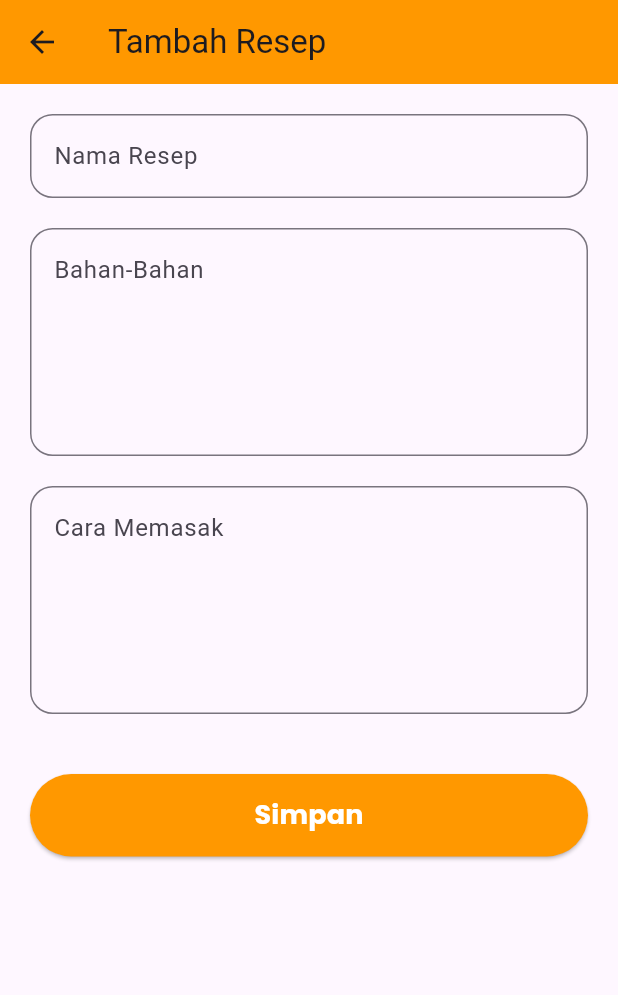
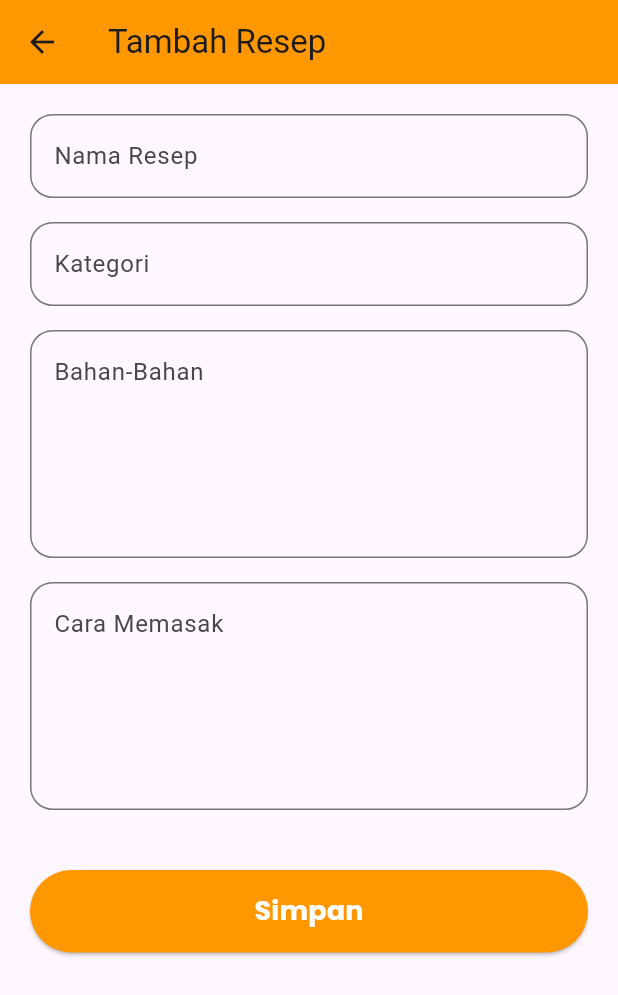
Before and after one commit to ticalsta/dailycook_flutter_PAB, a Flutter app: the HomeScreen screen opened directly, after a tap on the "add" icon, on a phone screen of 412 x 824 dp. Shown: the top 995 px of the screen. Run offline on Flutter 3.47's test engine with Material 3 defaults, Android fonts, the light colour scheme and no system bars; our stand-ins replace google_fonts, shared_preferences; accounts and stored records are empty.

Commit message:
update fitur terbaru

```diff
--- a/lib/providers/auth_provider.dart
+++ b/lib/providers/auth_provider.dart
@@ -10,8 +10,7 @@ class AuthProvider extends ChangeNotifier {
   bool isLogin = false;
 
   Future<bool> login(String email, String password) async {
-    var url = Uri.parse("${ApiService.baseUrl}login.php");
-
+    var url = Uri.parse("${ApiService.baseUrl}/login.php");
     var response = await http.post(
       url,
       body: {"email": email, "password": password},
--- a/lib/screens/add_recipe_screen.dart
+++ b/lib/screens/add_recipe_screen.dart
@@ -1,52 +1,106 @@
 import 'dart:convert';
-
 import 'package:flutter/material.dart';
 import 'package:google_fonts/google_fonts.dart';
 import 'package:http/http.dart' as http;
 
 class AddRecipeScreen extends StatefulWidget {
-  const AddRecipeScreen({super.key});
+  final Map? recipe;
+
+  const AddRecipeScreen({super.key, this.recipe});
 
   @override
   State<AddRecipeScreen> createState() => _AddRecipeScreenState();
 }
 
 class _AddRecipeScreenState extends State<AddRecipeScreen> {
-  TextEditingController titleC = TextEditingController();
+  final titleC = TextEditingController();
+  final categoryC = TextEditingController();
+  final ingredientsC = TextEditingController();
+  final stepsC = TextEditingController();
+  bool isLoading = false;
+  bool isEdit = false;
 
-  TextEditingController subtitleC = TextEditingController();
+  @override
+  void initState() {
+    super.initState();
+    if (widget.recipe != null) {
+      isEdit = true;
+      titleC.text = widget.recipe!["title"] ?? "";
+      categoryC.text = widget.recipe!["category"] ?? "";
+      ingredientsC.text = widget.recipe!["ingredients"] ?? "";
+      stepsC.text = widget.recipe!["steps"] ?? "";
+    }
+  }
 
-  TextEditingController ingredientsC = TextEditingController();
+  Future<void> saveRecipe() async {
+    if (titleC.text.isEmpty) {
+      ScaffoldMessenger.of(context).showSnackBar(
+        const SnackBar(content: Text("Nama resep wajib diisi")),
+      );
+      return;
+    }
 
-  TextEditingController stepsC = TextEditingController();
+    setState(() => isLoading = true);
 
-  Future addRecipe() async {
-    var url = Uri.parse("http://192.168.1.83/dailycook_api/add_recipe.php");
+    try {
+      var url = isEdit
+          ? Uri.parse("http://192.168.1.67/dailycook_api/edit_recipe.php")
+          : Uri.parse("http://192.168.1.67/dailycook_api/add_recipe.php");
 
-    var response = await http.post(
-      url,
-
-      body: {
+      Map<String, String> bodyData = {
         "title": titleC.text,
-        "subtitle": subtitleC.text,
+        "category": categoryC.text,
         "ingredients": ingredientsC.text,
         "steps": stepsC.text,
-      },
-    );
+      };
 
-    var data = jsonDecode(response.body);
+      if (isEdit && widget.recipe!["id"] != null) {
+        bodyData["id"] = widget.recipe!["id"].toString();
+      }
+
+      // Debug
+      print("isEdit: $isEdit");
+      print("ID dikirim: ${bodyData['id']}");
+      print("Semua data: $bodyData");
+
+      var response = await http.post(url, body: bodyData);
+
+      String responseBody = response.body;
+      int jsonStart = responseBody.indexOf('{');
+      if (jsonStart == -1) {
+        throw Exception("Response tidak valid: $responseBody");
+      }
+      responseBody = responseBody.substring(jsonStart);
+
+      var data = jsonDecode(responseBody);
 
       if (data["status"] == true) {
         ScaffoldMessenger.of(context).showSnackBar(
-        const SnackBar(content: Text("Resep berhasil ditambahkan")),
+          SnackBar(
+            content: Text(
+              isEdit ? "Resep berhasil diperbarui" : "Resep berhasil ditambahkan",
+            ),
+          ),
         );
+        Navigator.pop(context, {
+          "id": isEdit ? widget.recipe!["id"] : data["id"],
+          "title": titleC.text,
+          "category": categoryC.text,
+          "ingredients": ingredientsC.text,
+          "steps": stepsC.text,
+        });
+      } else {
+        ScaffoldMessenger.of(context).showSnackBar(
+          SnackBar(content: Text(data["message"] ?? "Gagal menyimpan resep")),
+        );
+      }
+    } catch (e) {
+      ScaffoldMessenger.of(context).showSnackBar(
+        SnackBar(content: Text("Error: $e")),
+      );
+    }
 
-      Navigator.pop(context);
-    } else {
-      ScaffoldMessenger.of(
-        context,
-      ).showSnackBar(const SnackBar(content: Text("Gagal tambah resep")));
-    }
+    setState(() => isLoading = false);
   }
 
   @override
@@ -54,44 +108,33 @@ class _AddRecipeScreenState extends State<AddRecipeScreen> {
     return Scaffold(
       appBar: AppBar(
         backgroundColor: Colors.orange,
-        title: const Text("Tambah Resep"),
+        title: Text(isEdit ? "Edit Resep" : "Tambah Resep"),
       ),
-
       body: Padding(
         padding: const EdgeInsets.all(20),
-
         child: SingleChildScrollView(
           child: Column(
             children: [
               textField("Nama Resep", titleC),
-
-              const SizedBox(height: 20),
-
-              textField("Bahan-Bahan", ingredientsC),
-
-              const SizedBox(height: 20),
-
-              textField("Cara Memasak", stepsC),
-
+              const SizedBox(height: 16),
+              textField("Kategori", categoryC),
+              const SizedBox(height: 16),
+              textField("Bahan-Bahan", ingredientsC, maxLines: 5),
+              const SizedBox(height: 16),
+              textField("Cara Memasak", stepsC, maxLines: 5),
               const SizedBox(height: 40),
-
               SizedBox(
                 width: double.infinity,
-
                 height: 55,
-
                 child: ElevatedButton(
                   style: ElevatedButton.styleFrom(
                     backgroundColor: Colors.orange,
                   ),
-
-                  onPressed: () {
-                    addRecipe();
-                  },
-
-                  child: Text(
-                    "Simpan",
-
+                  onPressed: isLoading ? null : saveRecipe,
+                  child: isLoading
+                      ? const CircularProgressIndicator(color: Colors.white)
+                      : Text(
+                          isEdit ? "Perbarui" : "Simpan",
                           style: GoogleFonts.poppins(
                             fontSize: 18,
                             color: Colors.white,
@@ -107,15 +150,16 @@ class _AddRecipeScreenState extends State<AddRecipeScreen> {
     );
   }
 
-  Widget textField(String hint, TextEditingController controller) {
+  Widget textField(
+    String hint,
+    TextEditingController controller, {
+    int maxLines = 1,
+  }) {
     return TextField(
       controller: controller,
-
-      maxLines: hint == "Bahan-Bahan" || hint == "Cara Memasak" ? 5 : 1,
-
+      maxLines: maxLines,
       decoration: InputDecoration(
         hintText: hint,
-
         border: OutlineInputBorder(borderRadius: BorderRadius.circular(15)),
       ),
     );
--- a/lib/screens/home_screen.dart
+++ b/lib/screens/home_screen.dart
@@ -23,14 +23,12 @@ class _HomeScreenState extends State<HomeScreen> {
       "subtitle": "10 menit • Hemat",
       "emoji": "🍜",
       "category": "Hemat",
-
       "ingredients":
           "• Nasi\n"
           "• Telur\n"
           "• Bawang merah\n"
           "• Kecap manis\n"
           "• Cabai",
-
       "steps":
           "1. Panaskan minyak\n"
           "2. Tumis bawang dan cabai\n"
@@ -38,58 +36,49 @@ class _HomeScreenState extends State<HomeScreen> {
           "4. Tambahkan nasi\n"
           "5. Beri kecap lalu aduk rata",
     },
-
     {
       "title": "Sup Ayam",
       "subtitle": "Sehat • Keluarga",
       "emoji": "🍲",
       "category": "Sehat",
-
       "ingredients":
           "• Ayam\n"
           "• Wortel\n"
           "• Kentang\n"
           "• Daun bawang\n"
           "• Bawang putih",
-
       "steps":
           "1. Rebus ayam\n"
           "2. Masukkan sayur\n"
           "3. Tambahkan bumbu\n"
           "4. Masak hingga matang",
     },
-
     {
       "title": "Mie Pedas",
       "subtitle": "Praktis Anak Kos",
       "emoji": "🍝",
       "category": "Cepat",
-
       "ingredients":
           "• Mie\n"
           "• Cabai\n"
           "• Telur\n"
           "• Sosis",
-
       "steps":
           "1. Rebus mie\n"
           "2. Tumis cabai\n"
           "3. Masukkan telur\n"
           "4. Campurkan mie",
     },
-
     {
       "title": "Salad Buah",
       "subtitle": "Fresh & Sehat",
       "emoji": "🥗",
       "category": "Dessert",
-
       "ingredients":
           "• Apel\n"
           "• Melon\n"
           "• Anggur\n"
           "• Yogurt",
-
       "steps":
           "1. Potong buah\n"
           "2. Tambahkan yogurt\n"
@@ -102,7 +91,6 @@ class _HomeScreenState extends State<HomeScreen> {
   @override
   void initState() {
     super.initState();
-
     filteredRecipes = recipes;
   }
 
@@ -122,38 +110,28 @@ class _HomeScreenState extends State<HomeScreen> {
   Widget build(BuildContext context) {
     return Scaffold(
       backgroundColor: const Color(0xffFFF8F0),
-
       body: SafeArea(
         child: Padding(
           padding: const EdgeInsets.all(20),
-
           child: Column(
             crossAxisAlignment: CrossAxisAlignment.start,
-
             children: [
-              /// HEADER
               Row(
                 mainAxisAlignment: MainAxisAlignment.spaceBetween,
-
                 children: [
                   Column(
                     crossAxisAlignment: CrossAxisAlignment.start,
-
                     children: [
                       Text(
                         "Hello, Tika 👋",
-
                         style: GoogleFonts.poppins(
                           fontSize: 28,
                           fontWeight: FontWeight.bold,
                         ),
                       ),
-
                       const SizedBox(height: 5),
-
                       Text(
                         "Mau masak apa hari ini?",
-
                         style: GoogleFonts.poppins(
                           color: Colors.grey,
                           fontSize: 15,
@@ -161,12 +139,9 @@ class _HomeScreenState extends State<HomeScreen> {
                       ),
                     ],
                   ),
-
                   CircleAvatar(
                     radius: 28,
-
                     backgroundColor: Colors.orange.shade200,
-
                     child: const Icon(Icons.person, color: Colors.white),
                   ),
                 ],
@@ -174,23 +149,17 @@ class _HomeScreenState extends State<HomeScreen> {
 
               const SizedBox(height: 30),
 
-              /// SEARCH
               Container(
                 padding: const EdgeInsets.symmetric(horizontal: 15),
-
                 decoration: BoxDecoration(
                   color: Colors.white,
-
                   borderRadius: BorderRadius.circular(18),
-
                   boxShadow: [
                     BoxShadow(color: Colors.grey.shade200, blurRadius: 10),
                   ],
                 ),
-
                 child: TextField(
                   controller: searchC,
-
                   onChanged: (value) {
                     setState(() {
                       filteredRecipes = recipes.where((recipe) {
@@ -201,12 +170,9 @@ class _HomeScreenState extends State<HomeScreen> {
                       }).toList();
                     });
                   },
-
                   decoration: const InputDecoration(
                     border: InputBorder.none,
-
                     hintText: "Cari resep favoritmu...",
-
                     icon: Icon(Icons.search),
                   ),
                 ),
@@ -214,10 +180,8 @@ class _HomeScreenState extends State<HomeScreen> {
 
               const SizedBox(height: 30),
 
-              /// KATEGORI
               Text(
                 "Kategori",
-
                 style: GoogleFonts.poppins(
                   fontSize: 20,
                   fontWeight: FontWeight.bold,
@@ -228,20 +192,15 @@ class _HomeScreenState extends State<HomeScreen> {
 
               SingleChildScrollView(
                 scrollDirection: Axis.horizontal,
-
                 child: Row(
                   children: [
                     categoryItem(
                       "Semua",
                       const Color.fromARGB(255, 133, 130, 130),
                     ),
-
                     categoryItem("Hemat", Colors.orange),
-
                     categoryItem("Cepat", Colors.green),
-
                     categoryItem("Sehat", Colors.red),
-
                     categoryItem("Dessert", Colors.purple),
                   ],
                 ),
@@ -249,10 +208,8 @@ class _HomeScreenState extends State<HomeScreen> {
 
               const SizedBox(height: 30),
 
-              /// RESEP
               Text(
                 "Resep Populer",
-
                 style: GoogleFonts.poppins(
                   fontSize: 20,
                   fontWeight: FontWeight.bold,
@@ -264,15 +221,7 @@ class _HomeScreenState extends State<HomeScreen> {
               Expanded(
                 child: ListView(
                   children: filteredRecipes.map((recipe) {
-                    return recipeCard(
-                      context,
-
-                      recipe["title"],
-                      recipe["subtitle"],
-                      recipe["emoji"],
-                      recipe["ingredients"],
-                      recipe["steps"],
-                    );
+                    return recipeCard(context, recipe);
                   }).toList(),
                 ),
               ),
@@ -280,28 +229,35 @@ class _HomeScreenState extends State<HomeScreen> {
           ),
         ),
       ),
-
       floatingActionButton: FloatingActionButton(
         backgroundColor: Colors.orange,
-
-        onPressed: () {
-          Navigator.push(
+        onPressed: () async {
+          final result = await Navigator.push(
             context,
-
             MaterialPageRoute(builder: (_) => const AddRecipeScreen()),
           );
+
+          if (result != null) {
+            setState(() {
+              recipes.add({
+                "title": result["title"],
+                "subtitle": result["category"],
+                "emoji": "🍽️",
+                "category": result["category"],
+                "ingredients": result["ingredients"],
+                "steps": result["steps"],
+              });
+
+              filteredRecipes = List.from(recipes);
+            });
+          }
         },
-
         child: const Icon(Icons.add, color: Colors.white),
       ),
-
       bottomNavigationBar: BottomNavigationBar(
         currentIndex: currentIndex,
-
         selectedItemColor: Colors.orange,
-
         unselectedItemColor: Colors.grey,
-
         onTap: (index) {
           setState(() {
             currentIndex = index;
@@ -310,47 +266,36 @@ class _HomeScreenState extends State<HomeScreen> {
           if (index == 2) {
             Navigator.push(
               context,
-
               MaterialPageRoute(builder: (_) => const ProfileScreen()),
             );
           }
         },
-
         items: const [
           BottomNavigationBarItem(icon: Icon(Icons.home), label: "Home"),
-
           BottomNavigationBarItem(
             icon: Icon(Icons.favorite),
             label: "Favorite",
           ),
-
           BottomNavigationBarItem(icon: Icon(Icons.person), label: "Profile"),
         ],
       ),
     );
   }
 
-  /// CATEGORY
   Widget categoryItem(String title, Color color) {
     return GestureDetector(
       onTap: () {
         filterRecipe(title);
       },
-
       child: Container(
         margin: const EdgeInsets.only(right: 15),
-
         padding: const EdgeInsets.symmetric(horizontal: 20, vertical: 12),
-
         decoration: BoxDecoration(
           color: color,
-
           borderRadius: BorderRadius.circular(20),
         ),
-
         child: Text(
           title,
-
           style: GoogleFonts.poppins(
             color: Colors.white,
             fontWeight: FontWeight.bold,
@@ -360,20 +305,17 @@ class _HomeScreenState extends State<HomeScreen> {
     );
   }
 
-  /// RECIPE CARD
-  Widget recipeCard(
-    BuildContext context,
-    String title,
-    String subtitle,
-    String emoji,
-    String ingredients,
-    String steps,
-  ) {
+  Widget recipeCard(BuildContext context, Map recipe) {
+    String title = recipe["title"] ?? "";
+    String subtitle = recipe["subtitle"] ?? "";
+    String emoji = recipe["emoji"] ?? "🍽️";
+    String ingredients = recipe["ingredients"] ?? "";
+    String steps = recipe["steps"] ?? "";
+
     return GestureDetector(
       onTap: () {
         Navigator.push(
           context,
-
           MaterialPageRoute(
             builder: (_) => DetailScreen(
               title: title,
@@ -385,44 +327,114 @@ class _HomeScreenState extends State<HomeScreen> {
           ),
         );
       },
-
       child: Container(
         margin: const EdgeInsets.only(bottom: 20),
-
         padding: const EdgeInsets.all(18),
-
         decoration: BoxDecoration(
           color: Colors.white,
-
           borderRadius: BorderRadius.circular(25),
-
           boxShadow: [BoxShadow(color: Colors.grey.shade200, blurRadius: 10)],
         ),
-
+        child: Row(
+          mainAxisAlignment: MainAxisAlignment.spaceBetween,
+          children: [
+            Expanded(
               child: Row(
                 children: [
                   Text(emoji, style: const TextStyle(fontSize: 40)),
-
                   const SizedBox(width: 20),
-
-            Column(
+                  Expanded(
+                    child: Column(
                       crossAxisAlignment: CrossAxisAlignment.start,
-
                       children: [
                         Text(
                           title,
-
                           style: GoogleFonts.poppins(
                             fontSize: 18,
                             fontWeight: FontWeight.bold,
                           ),
+                          overflow: TextOverflow.ellipsis,
+                        ),
+                        const SizedBox(height: 5),
+                        Text(
+                          subtitle,
+                          style: GoogleFonts.poppins(color: Colors.grey),
+                          overflow: TextOverflow.ellipsis,
+                        ),
+                      ],
+                    ),
+                  ),
+                ],
+              ),
+            ),
+            emoji == "🍽️"
+                ? Row(
+                    children: [
+                      IconButton(
+                        icon: const Icon(Icons.edit, color: Colors.blue),
+                        onPressed: () async {
+                          final result = await Navigator.push(
+                            context,
+                            MaterialPageRoute(
+                              builder: (_) => AddRecipeScreen(recipe: recipe),
+                            ),
+                          );
+
+                          if (result != null) {
+                            setState(() {
+                              recipe["title"] = result["title"];
+                              recipe["subtitle"] = result["category"];
+                              recipe["category"] = result["category"];
+                              recipe["ingredients"] = result["ingredients"];
+                              recipe["steps"] = result["steps"];
+
+                              filteredRecipes = List.from(recipes);
+                            });
+                          }
+                        },
                       ),
 
-                const SizedBox(height: 5),
+                      IconButton(
+                        icon: const Icon(Icons.delete, color: Colors.red),
+                        onPressed: () {
+                          showDialog(
+                            context: context,
+                            builder: (context) => AlertDialog(
+                              title: const Text("Hapus Resep"),
+                              content: const Text(
+                                "Yakin ingin menghapus resep ini?",
+                              ),
+                              actions: [
+                                TextButton(
+                                  onPressed: () => Navigator.pop(context),
+                                  child: const Text("Batal"),
+                                ),
+                                TextButton(
+                                  onPressed: () {
+                                    Navigator.pop(context);
+                                    setState(() {
+                                      recipes.removeWhere(
+                                        (item) => item == recipe,
+                                      );
+                                      filteredRecipes = List.from(recipes);
+                                    });
 
-                Text(subtitle, style: GoogleFonts.poppins(color: Colors.grey)),
+                                    ScaffoldMessenger.of(context).showSnackBar(
+                                      const SnackBar(
+                                        content: Text("Resep berhasil dihapus"),
+                                      ),
+                                    );
+                                  },
+                                  child: const Text("Hapus"),
+                                ),
                               ],
                             ),
+                          );
+                        },
+                      ),
+                    ],
+                  )
+                : const SizedBox(),
           ],
         ),
       ),
--- a/lib/screens/register_screen.dart
+++ b/lib/screens/register_screen.dart
@@ -27,7 +27,7 @@ class _RegisterScreenState extends State<RegisterScreen> {
     });
 
     try {
-      var url = Uri.parse("${ApiService.baseUrl}register.php");
+      var url = Uri.parse("${ApiService.baseUrl}/register.php");
 
       var response = await http.post(
         url,
--- a/lib/services/api_service.dart
+++ b/lib/services/api_service.dart
@@ -1,6 +1,4 @@
 class ApiService {
-
   static String baseUrl =
-      "http://192.168.1.83/dailycook_api/";
-
+      "http://192.168.1.67/dailycook_api";
 }
```
Lines whose indentation alone changed are shown as unchanged.
